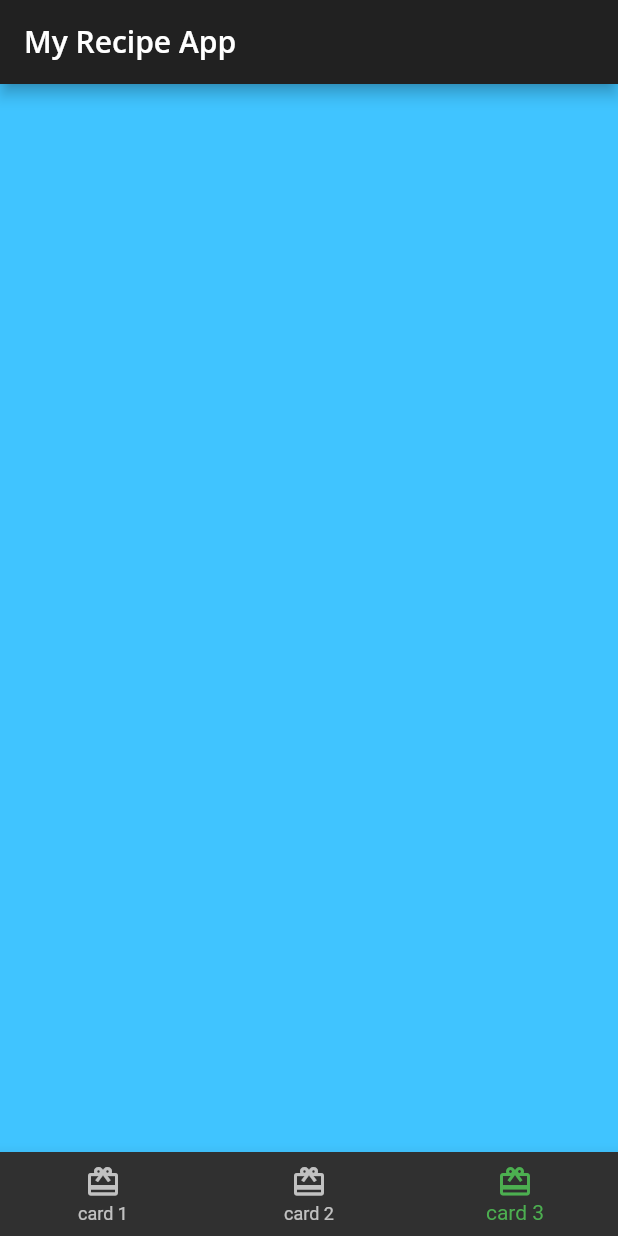
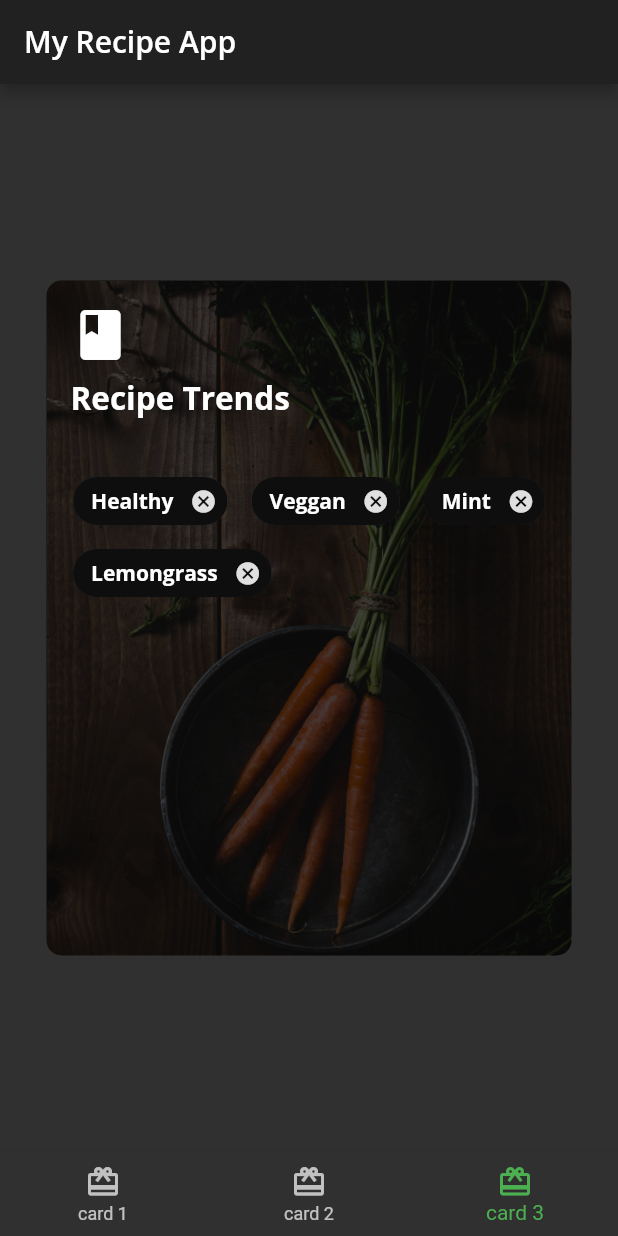
Before and after one commit to princeabdul90/social_recipe_app, a Flutter app: the screen it shows after launch, item 3 of the bottom bar chosen, on a phone screen of 412 x 824 dp. Run offline on Flutter 3.47's test engine with Material 2 defaults, Android fonts, the phone set to English and light mode, and no system bars; our stand-ins replace google_fonts.

Commit message:
card 3 added

```diff
--- /dev/null
+++ b/lib/components/card_3.dart
@@ -0,0 +1,101 @@
+import 'package:flutter/cupertino.dart';
+import 'package:flutter/material.dart';
+import 'package:recipe_app/utils/recipe_theme.dart';
+
+class Card3 extends StatelessWidget {
+  const Card3({Key? key}) : super(key: key);
+
+  //todo: add Container, column, icon and text
+  //todo: add chip widget on top of container
+
+  @override
+  Widget build(BuildContext context) {
+    return Center(
+      child: Container(
+          constraints: const BoxConstraints.expand(
+            height: 450,
+            width: 350,
+          ),
+          decoration: const BoxDecoration(
+            image: DecorationImage(
+                image: AssetImage("assets/images/mag3.png"), fit: BoxFit.cover),
+            borderRadius: BorderRadius.all(Radius.circular(10.0)),
+          ),
+          child: Stack(
+            children: [
+              Container(
+                decoration: BoxDecoration(
+                  color: Colors.black.withOpacity(0.7),
+                  borderRadius: const BorderRadius.all(Radius.circular(10.0)),
+                ),
+              ),
+              Container(
+                padding: const EdgeInsets.all(16.0),
+                child: Column(
+                  crossAxisAlignment: CrossAxisAlignment.start,
+                  children: [
+                    const Icon(
+                      Icons.book,
+                      size: 40,
+                      color: Colors.white,
+                    ),
+                    const SizedBox(
+                      height: 8,
+                    ),
+                    Text(
+                      'Recipe Trends',
+                      style: RecipeTheme.darkThemeText.headline2,
+                    ),
+                    const SizedBox(
+                      height: 30,
+                    ),
+
+                    Center(
+                      child: Wrap(
+                        alignment: WrapAlignment.start,
+                        spacing: 16,
+                        children: [
+                          Chip(
+                              label: Text(
+                                'Healthy',
+                                style: RecipeTheme.darkThemeText.bodyText1,
+                              ),
+                            backgroundColor: Colors.black.withOpacity(0.7),
+                            onDeleted: ()=>print("deleted"),
+                          ),
+                          Chip(
+                            label: Text(
+                              'Veggan',
+                              style: RecipeTheme.darkThemeText.bodyText1,
+                            ),
+                            backgroundColor: Colors.black.withOpacity(0.7),
+                            onDeleted: ()=>print("deleted"),
+                          ),
+                          Chip(
+                            label: Text(
+                              'Mint',
+                              style: RecipeTheme.darkThemeText.bodyText1,
+                            ),
+                            backgroundColor: Colors.black.withOpacity(0.7),
+                            onDeleted: ()=>print("deleted"),
+                          ),
+                          Chip(
+                            label: Text(
+                              'Lemongrass',
+                              style: RecipeTheme.darkThemeText.bodyText1,
+                            ),
+                            backgroundColor: Colors.black.withOpacity(0.7),
+                            onDeleted: ()=>print("deleted"),
+                          ),
+                        ],
+                      ),
+                    ),
+                  ],
+                ),
+              ),
+
+            ],
+          )),
+    );
+  }
+}
--- a/lib/components/components.dart
+++ b/lib/components/components.dart
@@ -1,2 +1,3 @@
 export 'card_1.dart';
 export 'card_2.dart';
+export 'card_3.dart';
--- a/lib/home_page.dart
+++ b/lib/home_page.dart
@@ -14,8 +14,7 @@ class _HomePageState extends State<HomePage> {
   List<Widget> pages = <Widget>[
     const Card1(),
     const Card2(),
-    //todo: replace with card 3
-    Container(color: Colors.lightBlueAccent,),
+    const Card3(),
   ];
 
   void _onTappedItem(int index) {
```
